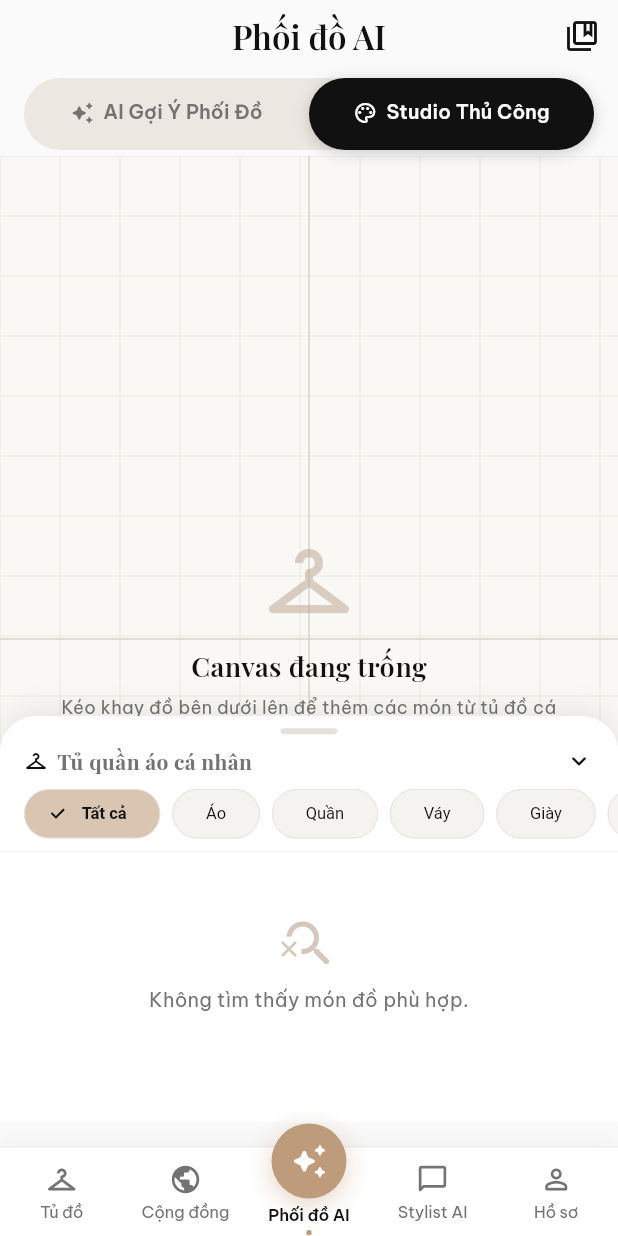
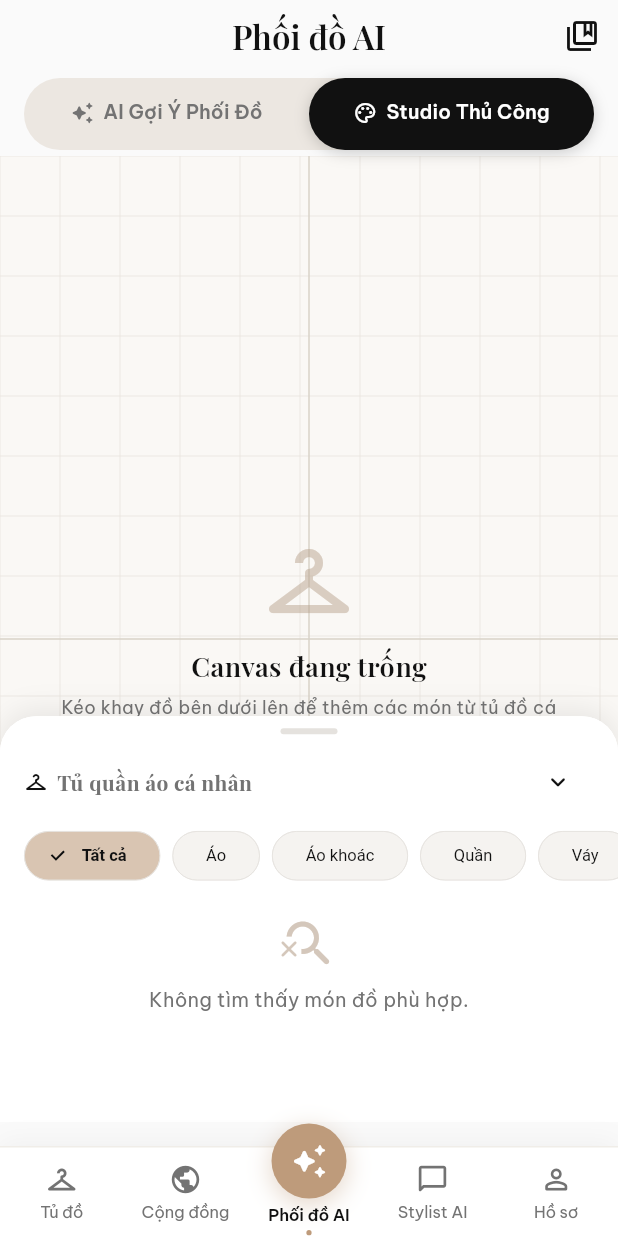
Before and after one commit to hycat-team/smart-wardrobe-mobile, a Flutter app: the OutfitStudioScreen screen opened by its route, tab 2 chosen, scrolled down 177 dp, after a tap on "Tủ quần áo cá nhân", on a phone screen of 412 x 824 dp. Run offline on Flutter 3.47's test engine with Material 3 defaults, Android fonts, the phone set to English and light mode, and no system bars; our stand-ins replace app_links, cached_network_image, dio, flutter_dotenv, flutter_riverpod, flutter_secure_storage and 6 more; missing offline and left inert: google_sign_in_platform_interface, google_sign_in_web; accounts and stored records are empty; network calls fail.

Commit message:
feat(016): outfit drawer outerwear chip + smooth collapse (US2)
- filteredWardrobeItems: 'Áo khoác' -> outerwear; 'Áo' excludes outerwear
- add 'Áo khoác' chip to drawer category row
- replace threshold setState with ValueNotifier + ValueListenableBuilder
  scoped to the drawer (canvas no longer rebuilds while dragging)
- expanded down-arrow is now a 44px IconButton that collapses the sheet
- test: studio_drawer_category_test (negative control confirmed red)

```diff
--- a/lib/features/outfit_studio/presentation/outfit_studio_screen.dart
+++ b/lib/features/outfit_studio/presentation/outfit_studio_screen.dart
@@ -37,7 +37,7 @@ class _OutfitStudioScreenState extends ConsumerState<OutfitStudioScreen> with Si
   /// đúng ở đầu vùng này thay vì cuộn tới tận `maxScrollExtent`.
   final GlobalKey _aiResultKey = GlobalKey();
   final DraggableScrollableController _sheetController = DraggableScrollableController();
-  bool _isDrawerExpanded = false;
+  final ValueNotifier<bool> _drawerExpanded = ValueNotifier<bool>(false);
 
   /// Tỉ lệ chiều cao hiện tại của khay outfit thay thế (DraggableScrollableSheet).
   /// Chỉ dùng để theo dõi trạng thái gập/mở; vị trí nút lưu đọc trực tiếp
@@ -86,16 +86,13 @@ class _OutfitStudioScreenState extends ConsumerState<OutfitStudioScreen> with Si
     final expanded = size > 0.15;
     // Vị trí nút lưu nổi do `ListenableBuilder` đọc trực tiếp
     // `_sheetController` nên không cần setState theo từng frame ở đây.
-    if (expanded != _isDrawerExpanded) {
-      setState(() {
-        _isDrawerExpanded = expanded;
-      });
-    }
+    // `ValueNotifier` chỉ phát thông báo khi giá trị thực sự đổi.
+    _drawerExpanded.value = expanded;
   }
 
   void _toggleDrawer() {
     if (!_sheetController.isAttached) return;
-    if (_isDrawerExpanded) {
+    if (_drawerExpanded.value) {
       _sheetController.animateTo(
         0.065,
         duration: const Duration(milliseconds: 300),
@@ -113,6 +110,7 @@ class _OutfitStudioScreenState extends ConsumerState<OutfitStudioScreen> with Si
   @override
   void dispose() {
     _sheetController.removeListener(_onSheetScrolled);
+    _drawerExpanded.dispose();
     _sheetController.dispose();
     _tabController.dispose();
     _promptController.dispose();
@@ -1614,9 +1612,9 @@ class _OutfitStudioScreenState extends ConsumerState<OutfitStudioScreen> with Si
                                 cat = 'Phụ kiện';
                               }
                               ref.read(outfitStudioProvider.notifier).setDrawerCategory(cat);
+                              _drawerExpanded.value = true;
                               setState(() {
                                 _replacingCanvasIndex = selIdx;
-                                _isDrawerExpanded = true;
                               });
                               if (_sheetController.isAttached) {
                                 _sheetController.animateTo(
@@ -1656,7 +1654,9 @@ class _OutfitStudioScreenState extends ConsumerState<OutfitStudioScreen> with Si
             _kDrawerSnapMax,
           ],
           builder: (context, scrollController) {
-            return Container(
+            return ValueListenableBuilder<bool>(
+              valueListenable: _drawerExpanded,
+              builder: (context, isExpanded, _) => Container(
               decoration: BoxDecoration(
                 color: Colors.white,
                 borderRadius: const BorderRadius.vertical(top: Radius.circular(24)),
@@ -1675,7 +1675,7 @@ class _OutfitStudioScreenState extends ConsumerState<OutfitStudioScreen> with Si
                   SliverPersistentHeader(
                     pinned: true,
                     delegate: _StickyDrawerHeaderDelegate(
-                      height: _isDrawerExpanded ? 108.0 : 48.0,
+                      height: isExpanded ? 116.0 : 48.0,
                       child: _buildStickyDrawerHeader(state),
                     ),
                   ),
@@ -1856,7 +1856,8 @@ class _OutfitStudioScreenState extends ConsumerState<OutfitStudioScreen> with Si
                   const SliverToBoxAdapter(child: SizedBox(height: 40)),
                 ],
               ),
-            );
+            ),
+          );
           },
         ),
 
@@ -1895,7 +1896,7 @@ class _OutfitStudioScreenState extends ConsumerState<OutfitStudioScreen> with Si
   }
 
   Widget _buildStickyDrawerHeader(OutfitStudioState state) {
-    if (!_isDrawerExpanded) {
+    if (!_drawerExpanded.value) {
       return Material(
         color: Colors.white,
         child: InkWell(
@@ -1986,10 +1987,16 @@ class _OutfitStudioScreenState extends ConsumerState<OutfitStudioScreen> with Si
                     ),
                   ],
                 ),
-                const Icon(
-                  Icons.keyboard_arrow_down_rounded,
-                  size: 20,
-                  color: AppColors.primary,
+                IconButton(
+                  onPressed: _toggleDrawer,
+                  tooltip: 'Thu gọn',
+                  padding: EdgeInsets.zero,
+                  constraints: const BoxConstraints(minWidth: 44, minHeight: 44),
+                  icon: const Icon(
+                    Icons.keyboard_arrow_down_rounded,
+                    size: 20,
+                    color: AppColors.primary,
+                  ),
                 ),
               ],
             ),
@@ -2002,7 +2009,7 @@ class _OutfitStudioScreenState extends ConsumerState<OutfitStudioScreen> with Si
             child: ListView(
               scrollDirection: Axis.horizontal,
               padding: const EdgeInsets.symmetric(horizontal: 16),
-              children: ['All', 'Áo', 'Quần', 'Váy', 'Giày', 'Phụ kiện'].map((cat) {
+              children: ['All', 'Áo', 'Áo khoác', 'Quần', 'Váy', 'Giày', 'Phụ kiện'].map((cat) {
                 final isSel = state.selectedDrawerCategory == cat;
                 return Padding(
                   padding: const EdgeInsets.only(right: 8),
--- a/lib/features/outfit_studio/providers/outfit_studio_provider.dart
+++ b/lib/features/outfit_studio/providers/outfit_studio_provider.dart
@@ -64,8 +64,12 @@ class OutfitStudioState {
         final selected = selectedDrawerCategory.toLowerCase();
 
         bool match = false;
-        if (selected == 'áo') {
-          match = catName.contains('áo') || catSlug.contains('ao') || catSlug.contains('top') || catSlug.contains('shirt');
+        if (selected == 'áo khoác') {
+          match = normalizeRole(null, categorySlug: catSlug, categoryName: catName) == CanvasRole.outerwear;
+        } else if (selected == 'áo') {
+          final role = normalizeRole(null, categorySlug: catSlug, categoryName: catName);
+          match = (catName.contains('áo') || catSlug.contains('ao') || catSlug.contains('top') || catSlug.contains('shirt')) &&
+              role != CanvasRole.outerwear;
         } else if (selected == 'quần') {
           match = catName.contains('quần') || catSlug.contains('quan') || catSlug.contains('pant') || catSlug.contains('jean') || catSlug.contains('bottom');
         } else if (selected == 'váy') {
```
Also changed, not shown: 2 other files.
